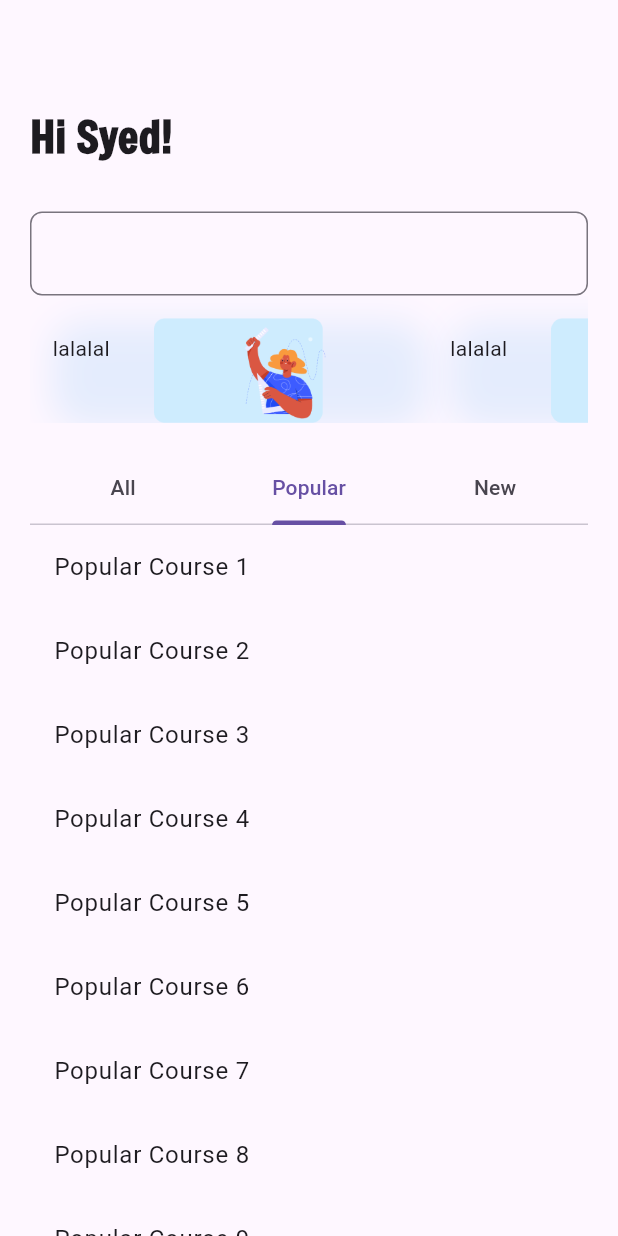
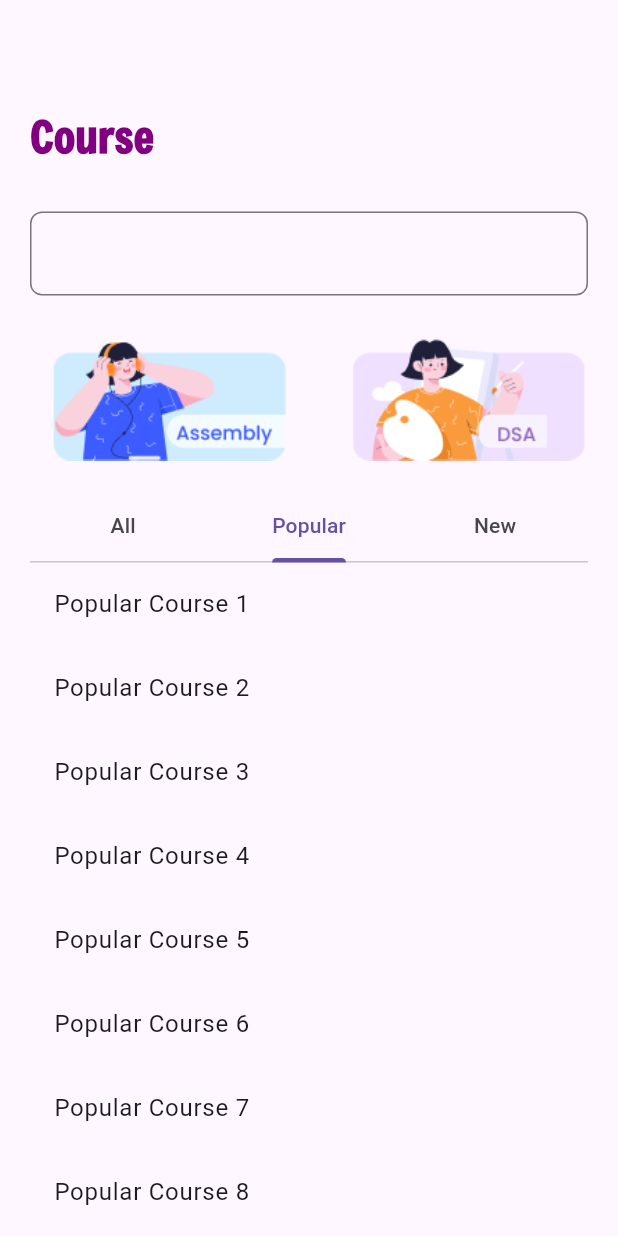
Before and after one commit to SyedAleezHassan/Online_Learning_App_flutter, a Flutter app: the CourseScreen screen opened directly, tab 2 chosen, on a phone screen of 412 x 824 dp. Run offline on Flutter 3.47's test engine with Material 3 defaults, Android fonts, the phone set to English and light mode, and no system bars; our stand-ins replace carousel_slider; missing offline and left inert: dart:ffi, fluid_bottom_nav_bar, searchable_listview; network calls fail.

Commit message:
edit in text nothing logical

```diff
--- a/lib/customWidgets/course_widget.dart
+++ b/lib/customWidgets/course_widget.dart
@@ -20,30 +20,53 @@ class ProductCard extends StatefulWidget {
   State<ProductCard> createState() => _ProductCardState();
 }
 
+class _ProductCardState extends State<ProductCard> {
   List<Map<String, String>> favoriteItems = [];
-
-class _ProductCardState extends State<ProductCard> {
+  // String? itemName;
+  // toggleFavorite(String itemName, String itemDec, String imgUrl, num price) {
+  //   setState(() {
+  //     if (favoriteItems.any((item) => item.containsValue(itemName))) {
+  //       favoriteItems.removeWhere((item) => item.containsValue(itemName));
+  //     } else {
+  //       favoriteItems.add({
+  //         'name': itemName,
+  //         "decription": itemDec,
+  //         "imgurl": imgUrl,
+  //         "price": price.toString()
+  //       });
+  //     }
+  //   });
+  //   print(favoriteItems);
+  //   print(favoriteItems.length);
+  //   // print(favoriteItems.any((item) => item.containsValue(itemName)));
+  //   // return itemName;
+  // }
+//naya wala
   void toggleFavorite(
       String itemName, String itemDec, String imgUrl, num price) {
-    setState(() {
+    // setState(() {
     // if (favoriteItems.contains(itemName)) {
     //   favoriteItems.remove(itemName);
     // } else {
     //   favoriteItems.add({"name": itemName});
     // }
-      if (favoriteItems.any((item) => item.containsValue(itemName))) {
-        favoriteItems.removeWhere((item) => item.containsValue(itemName));
-      } else {
+    // if (favoriteItems.any((item) => item.containsValue(itemName))) {
+    //   favoriteItems.removeWhere((item) => item.containsValue(itemName));
+    // } else {
     favoriteItems.add({
       'name': itemName,
       "decription": itemDec,
       "imgurl": imgUrl,
       "price": price.toString()
     });
-      }
-    });
+    // }
+    print(favoriteItems);
+    // });
   }
 
+  var tog;
+
+  //  bool containsTitle = favoriteItems.any((item) => item['name'] == itemName);
   @override
   Widget build(BuildContext context) {
     return Container(
@@ -103,6 +126,7 @@ class _ProductCardState extends State<ProductCard> {
               ),
             ],
           ),
+
           IconButton(
               onPressed: () {
                 toggleFavorite(
@@ -111,11 +135,43 @@ class _ProductCardState extends State<ProductCard> {
                   courseData[widget.indexxx]["imgUrl"],
                   courseData[widget.indexxx]["price"],
                 );
-                print(favoriteItems);
               },
               icon: Icon(Icons.favorite_outline_outlined)),
+
+          // IconButton(
+          //   onPressed: () {
+          //     toggleFavorite(
+          //       courseData[widget.indexxx]["courseName"],
+          //       courseData[widget.indexxx]["courseDescription"],
+          //       courseData[widget.indexxx]["imgUrl"],
+          //       courseData[widget.indexxx]["price"],
+          //     );
+          //     // tog = toggleFavorite(
+          //     //   courseData[widget.indexxx]["courseName"],
+          //     //   courseData[widget.indexxx]["courseDescription"],
+          //     //   courseData[widget.indexxx]["imgUrl"],
+          //     //   courseData[widget.indexxx]["price"],
+          //     // );
+          //     // print(tog);
+          //     print(favoriteItems);
+          //     // print(favoriteItems.any((item) => item.containsValue(tog)));
+
+          //     // print(itemName);
+          //     // print(d);
+          //     // print(itemName);
+          //   },
+          //   icon: Icon(
+          //     favoriteItems.any((item) => item['name'] == tog)
+          //         ? Icons.favorite
+          //         : Icons.favorite_border,
+          //     color: favoriteItems.any((item) => item['name'] == tog)
+          //         ? Colors.red
+          //         : null,
+          //   ),
+          // )
         ],
       ),
     );
   }
 }
+// bool isFavorite = favoriteItems.any((item) => item.containsValue(itemName));
--- a/lib/navBar/course.dart
+++ b/lib/navBar/course.dart
@@ -1,4 +1,5 @@
 import 'package:flutter/material.dart';
+import 'package:learning_app_fyp/color/colors.dart';
 // import 'package:learning_app_fyp/color/colors.dart';
 // import 'package:learning_app_fyp/data/courseData.dart';
 
@@ -26,12 +27,12 @@ class _CourseScreenState extends State<CourseScreen> {
             crossAxisAlignment: CrossAxisAlignment.start,
             children: [
               const Text(
-                "Hi Syed!",
+                "Course",
                 style: TextStyle(
                     fontFamily: 'Schyler',
                     fontSize: 29,
                     fontWeight: FontWeight.bold,
-                ),
+                    color: appColor.primaryColor),
               ),
               SizedBox(
                 height: 30,
@@ -50,105 +51,116 @@ class _CourseScreenState extends State<CourseScreen> {
                     // Your horizontal scrollable containers
 
                     Container(
-                      height: 70,
-                      width: 250,
-                      margin: EdgeInsets.only(top: 15, left: 15),
+                      height: 100,
+                      width: 200,
+                      margin: EdgeInsets.only(top: 10, left: 15),
                       child: Stack(
                         children: [
-                          Positioned(top: 10, child: Text("lalalal")),
+                          // Positioned(top: 10, child: Text("lalalal")),
                           Positioned(
                             top: 0,
                             bottom: 0,
                             child: Image.asset(
-                              "assets/card.png",
-                              height: 270,
-                              width: 250,
+                              "assets/ads.png",
+                              fit: BoxFit.cover,
+                              // height: 310,
+                              // width: 250,
                             ),
                           ),
-                          Positioned(
-                              top: 120,
-                              left: 15,
-                              child: Image.asset("assets/startButton.jpg")),
+                          // Positioned(
+                          //     top: 120,
+                          //     left: 15,
+                          //     child: Image.asset("assets/startButton.jpg")),
                         ],
                       ),
                       decoration: BoxDecoration(
                         borderRadius: BorderRadius.circular(20),
                         // color: Color.fromARGB(255, 134, 121, 121),
-                          boxShadow: [
-                            BoxShadow(
-                              color: Color.fromARGB(255, 169, 211, 248)
-                                  .withOpacity(0.3),
-                              spreadRadius: 0.2,
-                              blurRadius: 20,
-                              offset: Offset(0, 3),
+                        // boxShadow: [
+                        //   BoxShadow(
+                        //     color: Color.fromARGB(255, 169, 211, 248)
+                        //         .withOpacity(0.3),
+                        //     spreadRadius: 0,
+                        //     blurRadius: 3,
+                        //     offset: Offset(0, 9),
+                        //   ),
+                        // ]
                       ),
-                          ]),
                     ),
                     Container(
-                      height: 70,
-                      width: 250,
-                      margin: EdgeInsets.only(top: 15, left: 15),
+                      height: 100,
+                      width: 200,
+                      margin: EdgeInsets.only(top: 10, left: 0),
                       child: Stack(
                         children: [
-                          Positioned(top: 10, child: Text("lalalal")),
+                          // Positioned(top: 10, child: Text("lalalal")),
                           Positioned(
                             top: 0,
                             bottom: 0,
                             child: Image.asset(
-                              "assets/card.png",
-                              height: 270,
-                              width: 250,
+                              "assets/ads2.png",
+                              fit: BoxFit.cover,
+                              // height: 310,
+                              // width: 250,
                             ),
                           ),
+                          // Positioned(
+                          //     top: 120,
+                          //     left: 15,
+                          //     child: Image.asset("assets/startButton.jpg")),
                         ],
                       ),
                       decoration: BoxDecoration(
                         borderRadius: BorderRadius.circular(20),
                         // color: Color.fromARGB(255, 134, 121, 121),
-                          boxShadow: [
-                            BoxShadow(
-                              color: Color.fromARGB(255, 169, 211, 248)
-                                  .withOpacity(0.3),
-                              spreadRadius: 0.2,
-                              blurRadius: 20,
-                              offset: Offset(0, 3),
+                        // boxShadow: [
+                        //   BoxShadow(
+                        //     color: Color.fromARGB(255, 169, 211, 248)
+                        //         .withOpacity(0.3),
+                        //     spreadRadius: 0,
+                        //     blurRadius: 3,
+                        //     offset: Offset(0, 9),
+                        //   ),
+                        // ]
                       ),
-                          ]),
                     ),
                     Container(
-                      height: 70,
-                      width: 250,
-                      margin: EdgeInsets.only(top: 15, left: 15, right: 15),
+                      height: 100,
+                      width: 200,
+                      margin: EdgeInsets.only(top: 10, left: 2),
                       child: Stack(
                         children: [
-                          Positioned(top: 10, child: Text("lalalal")),
+                          // Positioned(top: 10, child: Text("lalalal")),
                           Positioned(
                             top: 0,
                             bottom: 0,
                             child: Image.asset(
-                              "assets/card.png",
-                              height: 270,
-                              width: 250,
+                              "assets/ads.png",
+                              fit: BoxFit.cover,
+                              // height: 310,
+                              // width: 250,
                             ),
-                          )
+                          ),
+                          // Positioned(
+                          //     top: 120,
+                          //     left: 15,
+                          //     child: Image.asset("assets/startButton.jpg")),
                         ],
                       ),
                       decoration: BoxDecoration(
                         borderRadius: BorderRadius.circular(20),
                         // color: Color.fromARGB(255, 134, 121, 121),
-                          boxShadow: [
-                            BoxShadow(
-                              color: Color.fromARGB(255, 169, 211, 248)
-                                  .withOpacity(0.3),
-                              spreadRadius: 0.2,
-                              blurRadius: 20,
-                              offset: Offset(0, 3),
+                        // boxShadow: [
+                        //   BoxShadow(
+                        //     color: Color.fromARGB(255, 169, 211, 248)
+                        //         .withOpacity(0.3),
+                        //     spreadRadius: 0,
+                        //     blurRadius: 3,
+                        //     offset: Offset(0, 9),
+                        //   ),
+                        // ]
                       ),
-                          ]),
                     ),
-                    //               ],
-                    //             ),
-                    //           ),
                   ],
                 ),
               ),
@@ -172,7 +184,8 @@ class _CourseScreenState extends State<CourseScreen> {
                           productName: courseData[index]["courseName"],
                           description: courseData[index]["courseDescription"],
                           price: courseData[index]["price"],
-                             indexxx:index,);
+                          indexxx: index,
+                        );
                       },
                     ),
                     ListView.builder(
--- a/lib/navBar/home.dart
+++ b/lib/navBar/home.dart
@@ -53,7 +53,7 @@ class _HomeScreenState extends State<HomeScreen> {
                             width: 15,
                           ),
                           Text(
-                            "Let's start learning ",
+                            "Let's Start Learning ",
                             style: TextStyle(
                                 color: Colors.white,
                                 fontFamily: 'Schyler',
@@ -281,10 +281,11 @@ class _HomeScreenState extends State<HomeScreen> {
               child: Container(
                 decoration: BoxDecoration(
                     borderRadius: BorderRadius.circular(20),
-                    color: const Color.fromARGB(255, 235, 231, 231),
+                    color: Color.fromARGB(255, 255, 255, 255),
                     boxShadow: [
                       BoxShadow(
-                        color: Colors.grey.withOpacity(0.5),
+                        color:
+                            Color.fromARGB(255, 146, 143, 143).withOpacity(0.5),
                         spreadRadius: 5,
                         blurRadius: 7,
                         offset: Offset(0, 3),
@@ -292,6 +293,12 @@ class _HomeScreenState extends State<HomeScreen> {
                     ]),
                 height: 100,
                 width: 344,
+                child: Image.asset(
+                  "assets/homesBar.png",
+                  fit: BoxFit.cover,
+                  // height: 130,
+                  // width: 344,
+                ),
                 // margin: EdgeInsets.all(20),
               ),
             ),
```
Also changed, not shown: lib/data/courseData.dart (+10 -8 lines), assets/ads.png (added), assets/ads2.png (added), assets/bg.png (added), assets/homesBar.png (added). Lines whose indentation alone changed are shown as unchanged.
